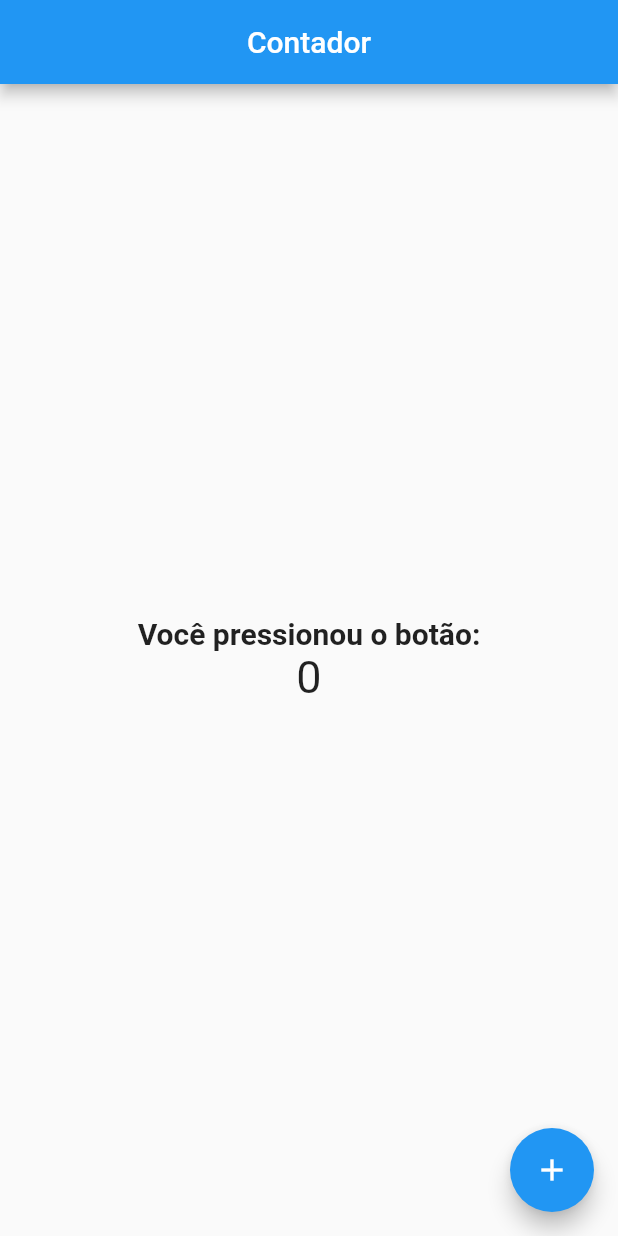
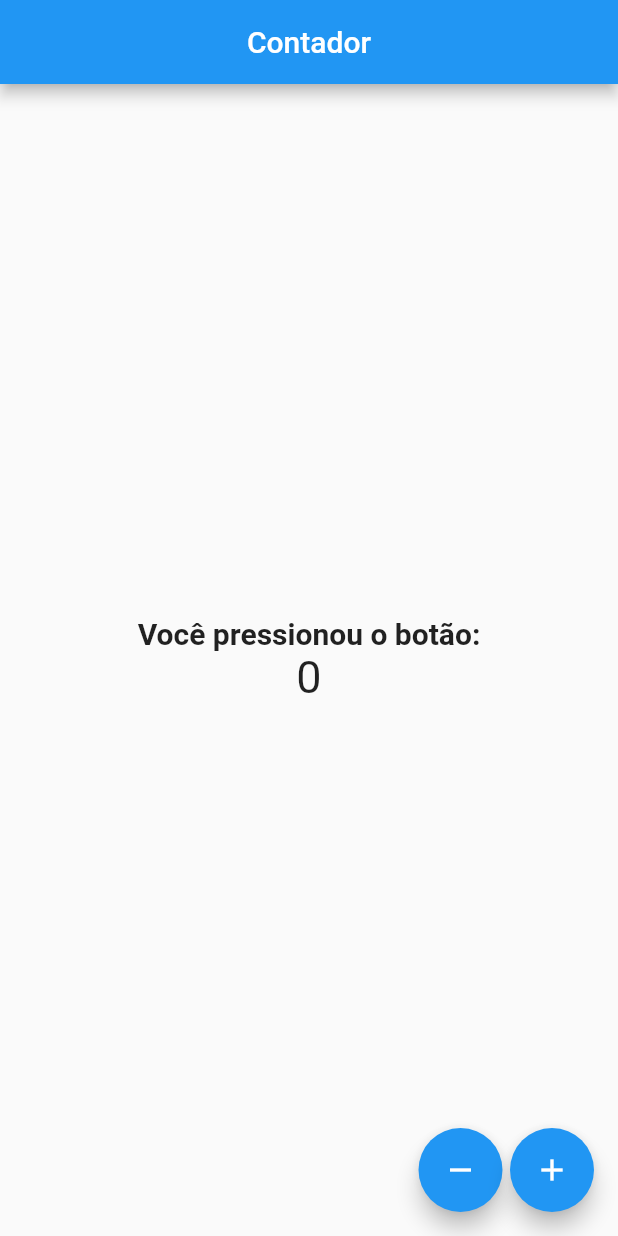
Before and after one commit to gsouza97/Cubos-Academy, a Flutter app: the screen it shows after launch, on a phone screen of 412 x 824 dp. Run offline on Flutter 3.47's test engine with Material 2 defaults, Android fonts, the phone set to English and light mode, and no system bars.

```diff
--- a/aula_03/lib/main.dart
+++ b/aula_03/lib/main.dart
@@ -35,7 +35,15 @@ class _MyAppState extends State<MyApp> {
             ],
           ),
         ),
-        floatingActionButton: FloatingActionButton(
+        floatingActionButton: Row(
+          mainAxisAlignment: MainAxisAlignment.end,
+          children: [
+            FloatingActionButton(
+              onPressed: () {},
+              child: Icon(Icons.remove),
+            ),
+            SizedBox(width: 5),
+            FloatingActionButton(
               onPressed: () {
                 setState(() {
                   contagem++;
@@ -43,6 +51,8 @@ class _MyAppState extends State<MyApp> {
               },
               child: Icon(Icons.add),
             ),
+          ],
+        ),
       ),
     );
   }
```
Lines whose indentation alone changed are shown as unchanged.
